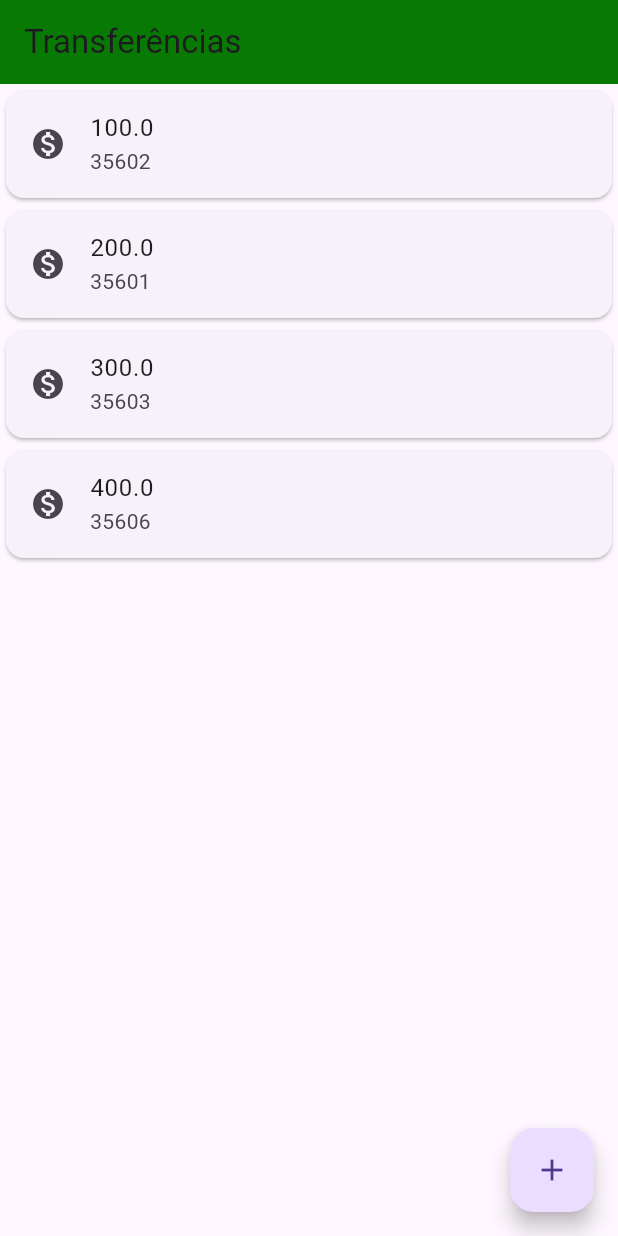
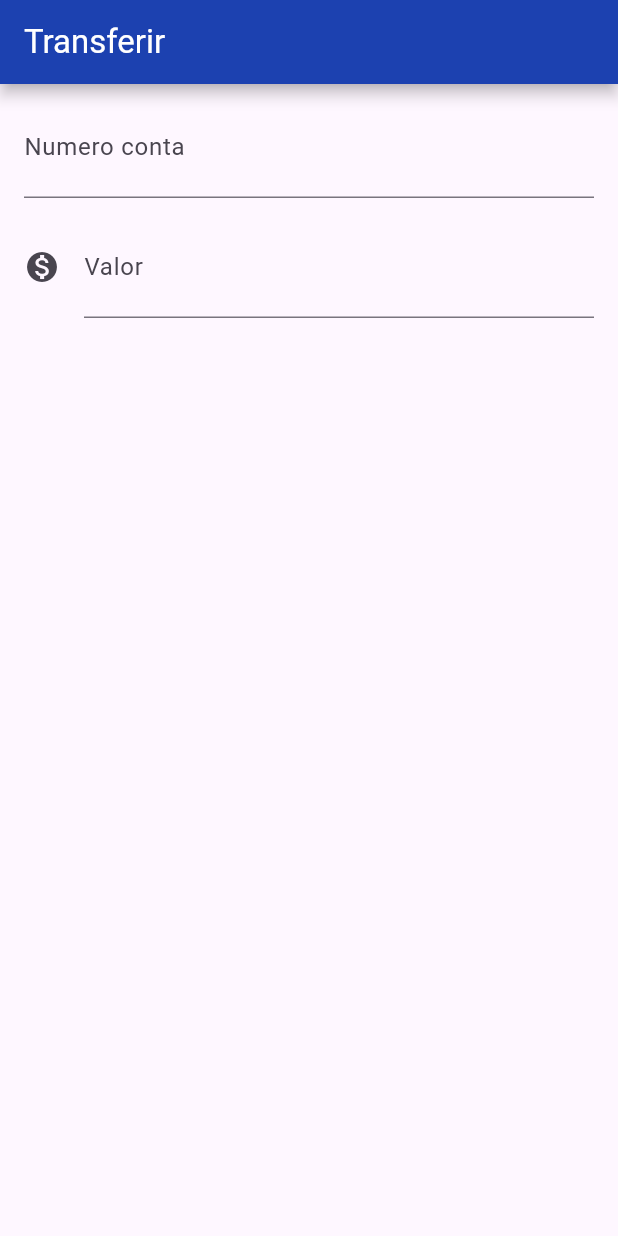
Before and after one commit to leticiamrosa/bytebank, a Flutter app: the screen it shows after launch, on a phone screen of 412 x 824 dp. Run offline on Flutter 3.47's test engine with Material 3 defaults, Android fonts, the phone set to English and light mode, and no system bars.

Commit message:
feat: implementation the initial transfer screen

```diff
--- a/lib/main.dart
+++ b/lib/main.dart
@@ -1,22 +1,27 @@
-import 'package:bytebank/payments/presentation/widgets/transaction_list.dart';
+import 'package:bytebank/payments/presentation/screens/transfer_screen.dart';
 import 'package:flutter/material.dart';
 
 const primaryColor = Color.fromARGB(255, 8, 122, 4);
 
 void main() {
-  runApp(MaterialApp(
-      title: 'Flutter Demo',
-      theme: ThemeData(
-        primaryColor: primaryColor,
-      ),
-      home: Scaffold(
-          appBar: AppBar(
-            title: const Text('Transferências'),
-            backgroundColor: primaryColor,
+  runApp(const BytebankApp());
+}
+
+class BytebankApp extends StatelessWidget {
+  const BytebankApp({super.key});
+
+  static const primaryColor = Color.fromARGB(255, 21, 63, 177);
+
+  @override
+  Widget build(BuildContext context) {
+    return MaterialApp(
+        title: 'Flutter Demo',
+        theme: ThemeData(
+          appBarTheme: AppBarTheme(
+            elevation: 4.0,
+            shadowColor: Theme.of(context).colorScheme.shadow,
           ),
-          floatingActionButton: FloatingActionButton(
-            onPressed: () {},
-            child: const Icon(Icons.add),
-          ),
-          body: const TransactionList())));
+        ),
+        home: const Scaffold(body: TransferScreen()));
+  }
 }
--- /dev/null
+++ b/lib/payments/presentation/screens/transactions_screen.dart
@@ -0,0 +1,26 @@
+import 'package:bytebank/payments/presentation/widgets/transaction_list.dart';
+import 'package:flutter/material.dart';
+
+class TransactionsScreen extends StatelessWidget {
+  const TransactionsScreen({super.key});
+
+  static const primaryColor = Color.fromARGB(255, 8, 122, 4);
+
+  @override
+  Widget build(BuildContext context) {
+    return Scaffold(
+      body: const TransactionList(),
+      appBar: AppBar(
+        title: const Text(
+          'Transferencias',
+          style: TextStyle(
+              color: Colors.white), // Definindo a cor do texto para vermelho
+        ),
+      ),
+      floatingActionButton: FloatingActionButton(
+        onPressed: () {},
+        child: const Icon(Icons.add),
+      ),
+    );
+  }
+}
--- /dev/null
+++ b/lib/payments/presentation/screens/transfer_screen.dart
@@ -0,0 +1,23 @@
+import 'package:bytebank/payments/presentation/widgets/transfer_form.dart';
+import 'package:flutter/material.dart';
+
+class TransferScreen extends StatelessWidget {
+  const TransferScreen({super.key});
+
+  static const primaryColor = Color.fromARGB(255, 21, 63, 177);
+
+  @override
+  Widget build(BuildContext context) {
+    return Scaffold(
+      body: const TransferForm(),
+      appBar: AppBar(
+        backgroundColor: primaryColor,
+        title: const Text(
+          'Transferir',
+          style: TextStyle(
+              color: Colors.white), // Definindo a cor do texto para vermelho
+        ),
+      ),
+    );
+  }
+}
--- a/lib/payments/presentation/widgets/transaction_list.dart
+++ b/lib/payments/presentation/widgets/transaction_list.dart
@@ -9,7 +9,7 @@ class TransactionList extends StatelessWidget {
   Widget build(BuildContext context) {
     return const Column(
       children: [
-        TransactionCard(Transaction(100, 35602)),
+        TransactionCard(Transaction(1020, 35602)),
         TransactionCard(Transaction(200, 35601)),
         TransactionCard(Transaction(300, 35603)),
         TransactionCard(Transaction(400, 35606)),
--- /dev/null
+++ b/lib/payments/presentation/widgets/transfer_form.dart
@@ -0,0 +1,37 @@
+import 'package:flutter/material.dart';
+
+class TransferForm extends StatelessWidget {
+  const TransferForm({super.key});
+
+  @override
+  Widget build(BuildContext context) {
+    return const Column(
+      children: [
+        Padding(
+          padding: EdgeInsets.fromLTRB(16.0, 8.0, 16.0, 8.0),
+          child: TextField(
+            style: TextStyle(fontSize: 24.0),
+            decoration:
+                InputDecoration(labelText: 'Numero conta', hintText: '0000'),
+            keyboardType: TextInputType.number,
+          ),
+        ),
+        Padding(
+          padding: EdgeInsets.fromLTRB(16.0, 4.0, 16.0, 4.0),
+          child: TextField(
+            style: TextStyle(fontSize: 24.0),
+            decoration: InputDecoration(
+                labelText: 'Valor',
+                hintText: '0.00',
+                icon: Icon(Icons.monetization_on)),
+            keyboardType: TextInputType.number,
+          ),
+        ),
+        // ElevatedButton(
+        //   onPressed: () {},
+        //   child: Text('confirmar'),
+        // )
+      ],
+    );
+  }
+}
```
